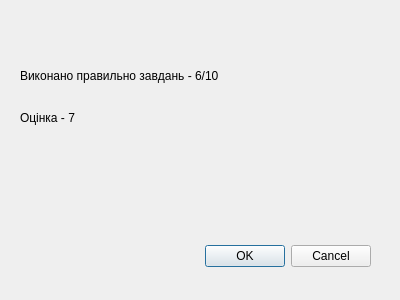
This is BIOS-Sim3/dialog.ui in Nikita4096/BiosSim3 as Qt 5 draws it before an edit. The edited form follows.
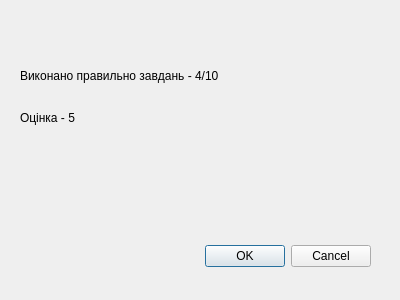
This is the edited form.

The edit to the form file:
```diff
--- a/BIOS-Sim3/dialog.ui
+++ b/BIOS-Sim3/dialog.ui
@@ -39,7 +39,7 @@
     </rect>
    </property>
    <property name="text">
-    <string>Виконано правильно завдань - 6/10</string>
+    <string>Виконано правильно завдань - 4/10</string>
    </property>
   </widget>
   <widget class="QLabel" name="label_2">
@@ -52,7 +52,7 @@
     </rect>
    </property>
    <property name="text">
-    <string>Оцінка - 7</string>
+    <string>Оцінка - 5</string>
    </property>
   </widget>
  </widget>
```
